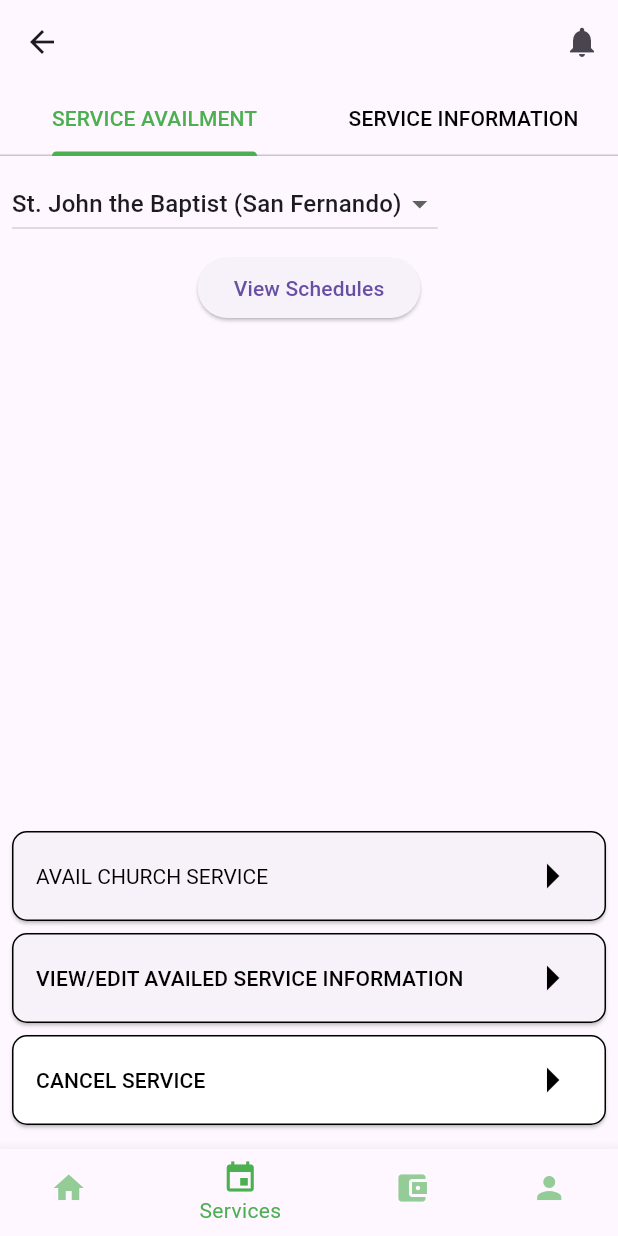
After one commit to ft-Alexander/holink, a Flutter app: the Service screen opened directly, on a phone screen of 412 x 824 dp. The commit adds this screen. Run offline on Flutter 3.47's test engine with Material 3 defaults, Android fonts, the light colour scheme and no system bars; our stand-ins replace google_fonts, hexcolor, table_calendar.

Commit message:
service dart

```diff
--- a/lib/features/authentication/views/loginWidget/login.form.dart
+++ b/lib/features/authentication/views/loginWidget/login.form.dart
@@ -6,6 +6,7 @@
 import 'package:holink/constants/global.color.dart';
 import 'package:holink/constants/sizes.dart';
 import 'package:holink/features/scheduling/view/scheduling.dart';
+import 'package:holink/features/service/view/service.dart';
 import 'package:http/http.dart' as http;
 
 class LoginForm extends StatefulWidget {
--- /dev/null
+++ b/lib/features/service/view/service.dart
@@ -0,0 +1,239 @@
+import 'package:flutter/material.dart';
+import 'package:holink/features/service/view/serviceWidget/service_information.dart'; // Service information
+import 'package:holink/features/scheduling/view/scheduling.dart'; // Import the Scheduling widget
+
+class Service extends StatefulWidget {
+  const Service({super.key});
+
+  @override
+  State<Service> createState() => _ServiceState();
+}
+
+class _ServiceState extends State<Service> with SingleTickerProviderStateMixin {
+  String selectedChurch = "St. John the Baptist (San Fernando)";
+  DateTime selectedDate = DateTime.now();
+  late TabController _tabController;
+  int _selectedIndex = 1; // Set default index to 1 for Service tab
+
+  @override
+  void initState() {
+    super.initState();
+    _tabController = TabController(length: 2, vsync: this);
+  }
+
+  void _onDaySelected(DateTime day, DateTime focusedDay) {
+    setState(() {
+      selectedDate = day;
+    });
+  }
+
+  void _onItemTapped(int index) {
+    setState(() {
+      _selectedIndex = index;
+    });
+  }
+
+  Widget _getSelectedWidget() {
+    switch (_selectedIndex) {
+      case 0:
+        return const Scheduling();
+      case 1:
+        return Scaffold(
+          appBar: AppBar(
+            actions: [
+              IconButton(
+                icon: Icon(Icons.notifications),
+                onPressed: () {},
+              ),
+            ],
+            bottom: TabBar(
+              controller: _tabController,
+              indicatorColor: Colors.green,
+              labelColor: Colors.green,
+              unselectedLabelColor: const Color.fromARGB(255, 3, 3, 3),
+              tabs: [
+                Tab(text: 'SERVICE AVAILMENT'),
+                Tab(text: 'SERVICE INFORMATION'),
+              ],
+            ),
+          ),
+          body: TabBarView(
+            controller: _tabController,
+            children: [
+              // SERVICE AVAILMENT tab content
+              Padding(
+                padding: const EdgeInsets.all(8.0),
+                child: Column(
+                  crossAxisAlignment: CrossAxisAlignment.start,
+                  children: [
+                    // Dropdown for Church Selection
+                    DropdownButton<String>(
+                      value: selectedChurch,
+                      onChanged: (String? newValue) {
+                        setState(() {
+                          selectedChurch = newValue!;
+                        });
+                      },
+                      items: <String>[
+                        'St. John the Baptist (San Fernando)',
+                        'St. Peter\'s Church',
+                        'St. Mary\'s Cathedral'
+                      ].map<DropdownMenuItem<String>>((String value) {
+                        return DropdownMenuItem<String>(
+                          value: value,
+                          child: Text(value),
+                        );
+                      }).toList(),
+                    ),
+
+                    SizedBox(height: 8.0),
+                    Center(
+                      child: ElevatedButton(
+                        onPressed: () {},
+                        child: Text("View Schedules"),
+                      ),
+                    ),
+                    Spacer(), // Push the buttons to the bottom
+                    // Buttons at the bottom with gaps and arrows
+                    Padding(
+                      padding: const EdgeInsets.only(bottom: 8.0),
+                      child: Column(
+                        children: [
+                          Center(
+                            child: ElevatedButton(
+                              onPressed: () {},
+                              style: ElevatedButton.styleFrom(
+                                fixedSize: Size(400, 60), // Adjust the width and height as needed
+                                alignment: Alignment.centerLeft, // Align text to the left
+                                padding: EdgeInsets.symmetric(horizontal: 16.0), // Add padding
+                                side: BorderSide(width: 1.0, color: Colors.black), // Border
+                                shape: RoundedRectangleBorder(
+                                  borderRadius: BorderRadius.circular(10.0),
+                                ),
+                                textStyle: TextStyle(color: Color.fromARGB(255, 16, 16, 16)),
+                              ),
+                              child: Row(
+                                mainAxisAlignment: MainAxisAlignment.spaceBetween,
+                                children: [
+                                  Text(
+                                    "AVAIL CHURCH SERVICE",
+                                    style: TextStyle(
+                                      color: Color.fromARGB(255, 0, 0, 0),
+                                    ), // Change font color here
+                                  ),
+                                  Icon(
+                                    Icons.arrow_right,
+                                    color: Colors.black,
+                                    size: 40,
+                                  ),
+                                ],
+                              ),
+                            ),
+                          ),
+                          SizedBox(height: 8),
+                          Center(
+                            child: ElevatedButton(
+                              onPressed: () {},
+                              style: ElevatedButton.styleFrom(
+                                fixedSize: Size(400, 60), // Adjust the width and height as needed
+                                alignment: Alignment.centerLeft, // Align text to the left
+                                padding: EdgeInsets.symmetric(horizontal: 16.0), // Add padding
+                                side: BorderSide(width: 1.0, color: Colors.black), // Border
+                                shape: RoundedRectangleBorder(
+                                  borderRadius: BorderRadius.circular(10.0),
+                                ),
+                              ),
+                              child: Row(
+                                mainAxisAlignment: MainAxisAlignment.spaceBetween,
+                                children: [
+                                  Text(
+                                    "VIEW/EDIT AVAILED SERVICE INFORMATION",
+                                    style: TextStyle(color: Color.fromARGB(255, 0, 0, 0)),
+                                  ),
+                                  Icon(
+                                    Icons.arrow_right,
+                                    color: Colors.black,
+                                    size: 40,
+                                  ),
+                                ],
+                              ),
+                            ),
+                          ),
+                          SizedBox(height: 8),
+                          Center(
+                            child: ElevatedButton(
+                              onPressed: () {},
+                              style: ElevatedButton.styleFrom(
+                                backgroundColor: const Color.fromARGB(255, 255, 255, 255),
+                                fixedSize: Size(400, 60), // Adjust the width and height as needed
+                                alignment: Alignment.centerLeft, // Align text to the left
+                                padding: EdgeInsets.symmetric(horizontal: 16.0), // Add padding
+                                side: BorderSide(width: 1.0, color: Colors.black), // Border
+                                shape: RoundedRectangleBorder(
+                                  borderRadius: BorderRadius.circular(10.0),
+                                ),
+                              ),
+                              child: Row(
+                                mainAxisAlignment: MainAxisAlignment.spaceBetween,
+                                children: [
+                                  Text(
+                                    "CANCEL SERVICE",
+                                    style: TextStyle(color: Color.fromARGB(255, 0, 0, 0)),
+                                  ),
+                                  Icon(
+                                    Icons.arrow_right,
+                                    color: Colors.black,
+                                    size: 40,
+                                  ),
+                                ],
+                              ),
+                            ),
+                          ),
+                        ],
+                      ),
+                    ),
+                  ],
+                ),
+              ),
+              // Call the ServiceInformation widget here
+              ServiceInformation(),
+            ],
+          ),
+        );
+      default:
+        return const Center(child: Text("Page not found"));
+    }
+  }
+
+  @override
+  Widget build(BuildContext context) {
+    return Scaffold(
+      body: _getSelectedWidget(),
+      // Bottom Navigation Bar
+      bottomNavigationBar: BottomNavigationBar(
+        currentIndex: _selectedIndex,
+        selectedItemColor: Colors.green,
+        unselectedItemColor: Colors.green.withOpacity(0.6),
+        onTap: _onItemTapped,
+        items: const <BottomNavigationBarItem>[
+          BottomNavigationBarItem(
+            icon: Icon(Icons.home),
+            label: 'Home',
+          ),
+          BottomNavigationBarItem(
+            icon: Icon(Icons.event),
+            label: 'Services',
+          ),
+          BottomNavigationBarItem(
+            icon: Icon(Icons.account_balance_wallet),
+            label: 'Finance',
+          ),
+          BottomNavigationBarItem(
+            icon: Icon(Icons.person),
+            label: 'Profile',
+          ),
+        ],
+      ),
+    );
+  }
+}
--- /dev/null
+++ b/lib/features/service/view/serviceWidget/service_information.dart
@@ -0,0 +1,74 @@
+import 'package:flutter/material.dart';
+
+class ServiceInformation extends StatelessWidget {
+  const ServiceInformation({super.key});
+
+  @override
+  Widget build(BuildContext context) {
+    return ListView(
+      padding: EdgeInsets.all(8.0),
+      children: [
+        ExpansionTile(
+          title: Text("Baptism"),
+          children: [
+            ListTile(
+              title: Text(
+                "Description of the Baptism service...",
+              ),
+            ),
+          ],
+        ),
+        ExpansionTile(
+          title: Text("Wedding"),
+          children: [
+            ListTile(
+              title: Text(
+                "Description of the Wedding service...",
+              ),
+            ),
+          ],
+        ),
+        ExpansionTile(
+          title: Text("Confirmation"),
+          children: [
+            ListTile(
+              title: Text(
+                "Description of the Confirmation service...",
+              ),
+            ),
+          ],
+        ),
+        ExpansionTile(
+          title: Text("Mass for the Dead"),
+          children: [
+            ListTile(
+              title: Text(
+                "Description of the Mass for the Dead service...",
+              ),
+            ),
+          ],
+        ),
+        ExpansionTile(
+          title: Text("Blessing"),
+          children: [
+            ListTile(
+              title: Text(
+                "Description of the Blessing service...",
+              ),
+            ),
+          ],
+        ),
+        ExpansionTile(
+          title: Text("First Holy Communion"),
+          children: [
+            ListTile(
+              title: Text(
+                "Description of the First Holy Communion service...",
+              ),
+            ),
+          ],
+        ),
+      ],
+    );
+  }
+}
```
Also changed, not shown: lib/features/scheduling/view/scheduling.dart (line endings or trailing spaces).
